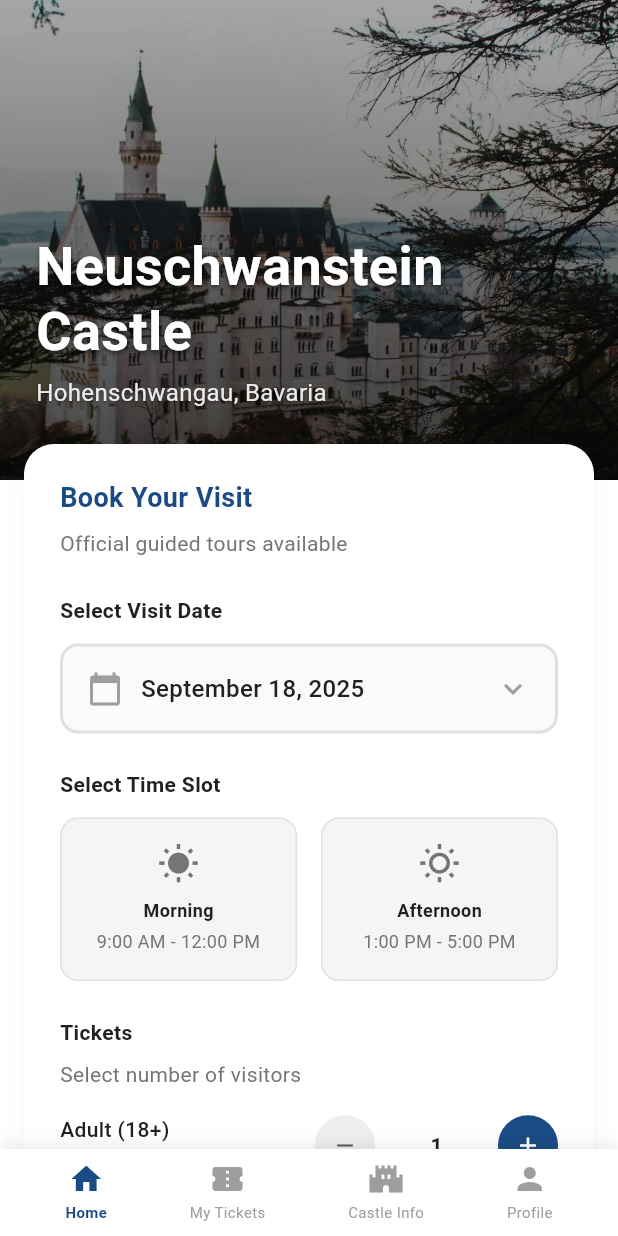
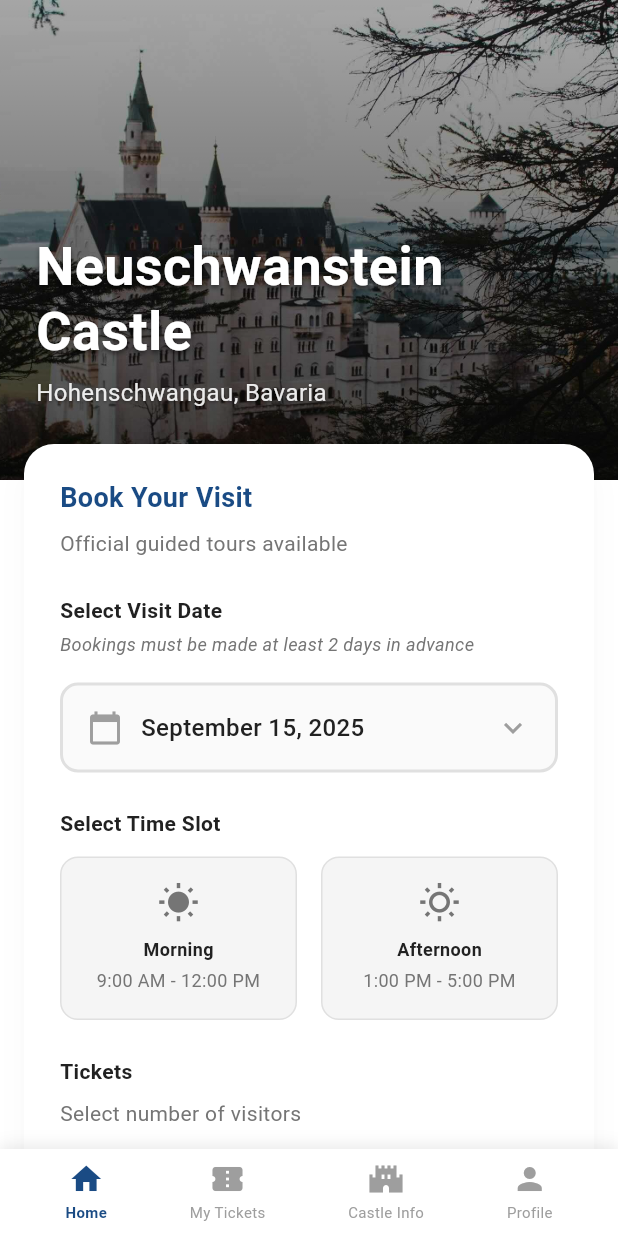
Before and after one commit to chikuokuo/ticket_sale, a Flutter app: the screen it shows after launch, on a phone screen of 412 x 824 dp. Run offline on Flutter 3.47's test engine with Material 3 defaults, Android fonts, the light colour scheme and no system bars; our stand-ins replace flutter_dotenv, flutter_riverpod; missing offline and left inert: flutter_stripe; Roboto replaces fonts that are missing (SF Pro Display).

Commit message:
refactor: Update ticket pricing and streamline order confirmation process

```diff
--- a/lib/providers/ticket_order_provider.dart
+++ b/lib/providers/ticket_order_provider.dart
@@ -54,8 +54,8 @@ class TicketOrderState {
 
 // 2. Manages the state and business logic
 class TicketOrderNotifier extends StateNotifier<TicketOrderState> {
-  final double _adultTicketPrice = 23.5;
-  final double _childTicketPrice = 2.5;
+  final double _adultTicketPrice = 21.0;
+  final double _childTicketPrice = 0.0;
 
   TicketOrderNotifier()
       : super(TicketOrderState(
--- a/lib/screens/select_ticket_screen.dart
+++ b/lib/screens/select_ticket_screen.dart
@@ -26,11 +26,12 @@ class SelectTicketScreen extends ConsumerWidget {
   Future<void> _selectDate(BuildContext context, WidgetRef ref) async {
     final notifier = ref.read(ticketOrderProvider.notifier);
     final selectedDate = ref.read(ticketOrderProvider).selectedDate;
+    final earliestDate = DateTime.now().add(const Duration(days: 2));
 
     final DateTime? picked = await showDatePicker(
       context: context,
-      initialDate: selectedDate ?? DateTime.now().add(const Duration(days: 1)),
-      firstDate: DateTime.now(),
+      initialDate: selectedDate ?? earliestDate,
+      firstDate: earliestDate, // Only allow dates 2 days from now
       lastDate: DateTime(2101),
       builder: (context, child) {
         return Theme(
@@ -53,7 +54,7 @@ class SelectTicketScreen extends ConsumerWidget {
     if (orderState.selectedDate == null) {
       ScaffoldMessenger.of(context).showSnackBar(
         SnackBar(
-          content: const Text('Please select a date'),
+          content: const Text('Please select a visit date (minimum 2 days in advance)'),
           backgroundColor: AppColorScheme.warning,
           behavior: SnackBarBehavior.floating,
         ),
@@ -110,8 +111,8 @@ class SelectTicketScreen extends ConsumerWidget {
 
     final int adultCount = orderState.attendees.where((a) => a.type == AttendeeType.adult).length;
     final int childCount = orderState.attendees.where((a) => a.type == AttendeeType.child).length;
-    final double adultPrice = 23.5;
-    final double childPrice = 2.5;
+    final double adultPrice = 21.0;
+    final double childPrice = 0.0;
 
     return Scaffold(
       body: SingleChildScrollView(
@@ -239,7 +240,17 @@ class SelectTicketScreen extends ConsumerWidget {
                               ),
                             ),
 
-                            const SizedBox(height: 12),
+                            const SizedBox(height: 4),
+
+                            Text(
+                              'Bookings must be made at least 2 days in advance',
+                              style: AppTheme.bodySmall.copyWith(
+                                color: AppColorScheme.neutral600,
+                                fontStyle: FontStyle.italic,
+                              ),
+                            ),
+
+                            const SizedBox(height: 16),
 
                             InkWell(
                               onTap: () => _selectDate(context, ref),
@@ -272,7 +283,7 @@ class SelectTicketScreen extends ConsumerWidget {
                                     Expanded(
                                       child: Text(
                                         orderState.selectedDate == null
-                                            ? 'September 18, 2025'
+                                            ? DateFormat('MMMM dd, yyyy').format(DateTime.now().add(const Duration(days: 2)))
                                             : DateFormat('MMMM dd, yyyy').format(orderState.selectedDate!),
                                         style: TextStyle(
                                           fontSize: 16,
@@ -372,7 +383,7 @@ class SelectTicketScreen extends ConsumerWidget {
                             // Child tickets
                             _buildTicketCounter(
                               title: 'Child (0-17)',
-                              price: '€${childPrice.toStringAsFixed(2)}',
+                              price: childPrice == 0.0 ? 'Free' : '€${childPrice.toStringAsFixed(2)}',
                               count: childCount,
                               onDecrement: childCount > 0
                                 ? () {
@@ -420,23 +431,32 @@ class SelectTicketScreen extends ConsumerWidget {
 
                             const SizedBox(height: 24),
 
-                            // Find Available Times button
+                            // Continue to booking button
                             SizedBox(
                               width: double.infinity,
                               child: ElevatedButton(
-                                onPressed: () => _navigateToNextPage(context, ref),
+                                onPressed: orderState.attendees.isNotEmpty
+                                  ? () => _navigateToNextPage(context, ref)
+                                  : null,
                                 style: ElevatedButton.styleFrom(
                                   padding: const EdgeInsets.symmetric(vertical: 16),
-                                  backgroundColor: AppColorScheme.primary,
+                                  backgroundColor: orderState.attendees.isNotEmpty
+                                    ? AppColorScheme.primary
+                                    : AppColorScheme.neutral300,
+                                  foregroundColor: orderState.attendees.isNotEmpty
+                                    ? Colors.white
+                                    : AppColorScheme.neutral500,
                                   shape: RoundedRectangleBorder(
                                     borderRadius: BorderRadius.circular(12),
                                   ),
-                                  elevation: 2,
+                                  elevation: orderState.attendees.isNotEmpty ? 2 : 0,
                                 ),
                                 child: Text(
-                                  'Find Available Times',
+                                  'Continue Booking',
                                   style: AppTheme.titleMedium.copyWith(
-                                    color: Colors.white,
+                                    color: orderState.attendees.isNotEmpty
+                                      ? Colors.white
+                                      : AppColorScheme.neutral500,
                                     fontWeight: FontWeight.w600,
                                   ),
                                 ),
@@ -609,25 +629,25 @@ class SelectTicketScreen extends ConsumerWidget {
       child: Container(
         padding: const EdgeInsets.all(16),
         decoration: BoxDecoration(
-          color: isSelected ? AppColorScheme.primary : AppColorScheme.neutral100,
+          color: isSelected ? AppColorScheme.primary50 : AppColorScheme.neutral100,
           borderRadius: BorderRadius.circular(12),
           border: Border.all(
             color: isSelected ? AppColorScheme.primary : AppColorScheme.neutral300,
-            width: isSelected ? 2 : 1,
+            width: isSelected ? 3 : 1,
           ),
         ),
         child: Column(
           children: [
             Icon(
               icon,
-              color: isSelected ? Colors.white : AppColorScheme.neutral600,
+              color: isSelected ? AppColorScheme.primary : AppColorScheme.neutral600,
               size: 28,
             ),
             const SizedBox(height: 8),
             Text(
               title,
               style: AppTheme.titleSmall.copyWith(
-                color: isSelected ? Colors.white : AppColorScheme.neutral900,
+                color: isSelected ? AppColorScheme.primary : AppColorScheme.neutral900,
                 fontWeight: FontWeight.w600,
               ),
             ),
@@ -635,7 +655,7 @@ class SelectTicketScreen extends ConsumerWidget {
             Text(
               subtitle,
               style: AppTheme.bodySmall.copyWith(
-                color: isSelected ? Colors.white.withOpacity(0.8) : AppColorScheme.neutral600,
+                color: isSelected ? AppColorScheme.primary700 : AppColorScheme.neutral600,
               ),
               textAlign: TextAlign.center,
             ),
--- a/lib/screens/ticket_details_screen.dart
+++ b/lib/screens/ticket_details_screen.dart
@@ -358,7 +358,7 @@ class TicketDetailsScreen extends ConsumerWidget {
                 ),
                 const Spacer(),
                 Text(
-                  attendee.type == AttendeeType.adult ? '€23.50' : '€2.50',
+                  attendee.type == AttendeeType.adult ? '€21.00' : 'Free',
                   style: AppTheme.titleMedium.copyWith(
                     color: AppColorScheme.primary,
                     fontWeight: FontWeight.w600,
--- a/lib/screens/ticket_order_screen.dart
+++ b/lib/screens/ticket_order_screen.dart
@@ -144,8 +144,8 @@ class TicketOrderScreen extends ConsumerWidget {
 
     final int adultCount = orderState.attendees.where((a) => a.type == AttendeeType.adult).length;
     final int childCount = orderState.attendees.where((a) => a.type == AttendeeType.child).length;
-    final double adultPrice = 23.5;
-    final double childPrice = 2.5;
+    final double adultPrice = 21.0;
+    final double childPrice = 0.0;
     final double totalAmount = (adultCount * adultPrice) + (childCount * childPrice);
 
     return Scaffold(
@@ -169,7 +169,7 @@ class TicketOrderScreen extends ConsumerWidget {
                 const Text('Account: 1234-5678-9999', style: TextStyle(fontSize: 16)),
                 const SizedBox(height: 16),
                 Text(
-                  'Ticket Price: €$adultPrice (Adult), €$childPrice (Child)',
+                  'Ticket Price: €${adultPrice.toStringAsFixed(2)} (Adult), ${childPrice == 0.0 ? 'Free' : '€${childPrice.toStringAsFixed(2)}'} (Child)',
                   style: const TextStyle(fontSize: 16),
                 ),
                 const SizedBox(height: 24),
```
Also changed, not shown: lib/screens/order_summary_screen.dart (+8 -59 lines), 1 other file.
